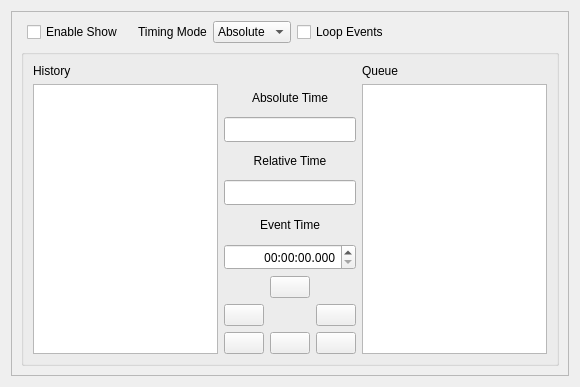
8bitbuddhist/PixelMaestro-Studio, file src/widget/showcontrolwidget.ui: the form before one commit.
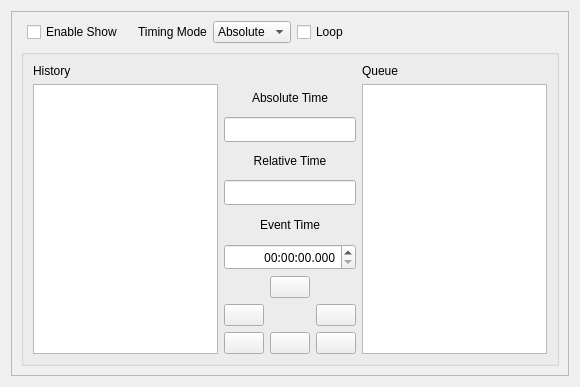
The form after the commit. Icons and pictures are not drawn.

Diff of the .ui file:
```diff
--- a/src/widget/showcontrolwidget.ui
+++ b/src/widget/showcontrolwidget.ui
@@ -470,7 +470,7 @@
              <string>If true, the Show repeats after the last event</string>
             </property>
             <property name="text">
-             <string>Loop Events</string>
+             <string>Loop</string>
             </property>
            </widget>
           </item>
```
Left out of the diff: 6 changed lines with no effect on the pictures.
